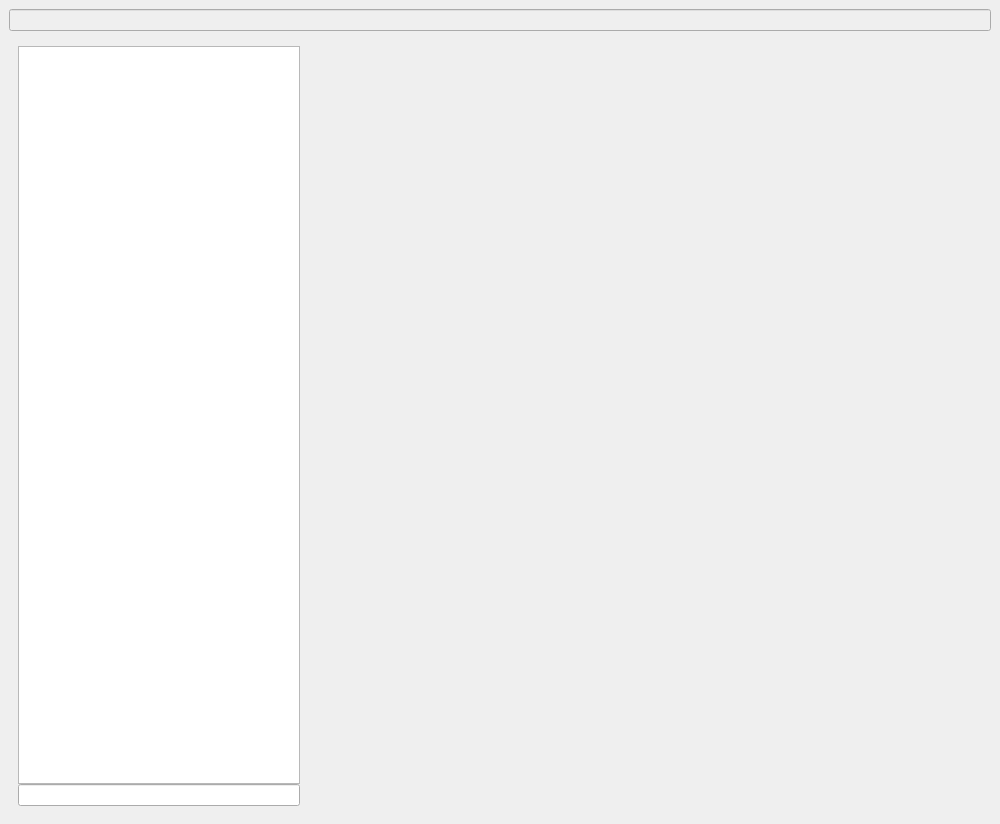
This is picks.ui in frans-fuerst/picks as Qt 5 draws it before an edit. The edited form follows.
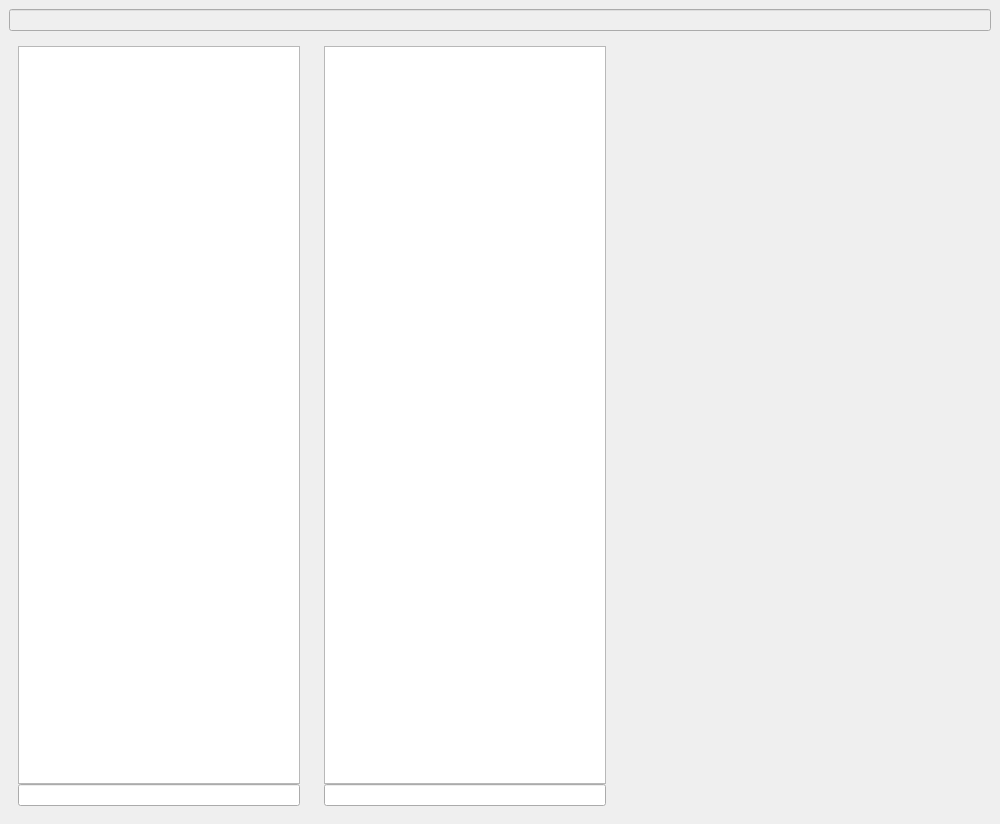
This is the edited form.

Commit message: tagging stubs

Diff of the .ui file:
```diff
--- a/picks.ui
+++ b/picks.ui
@@ -63,6 +63,37 @@
           </layout>
          </widget>
         </item>
+        <item>
+         <widget class="QWidget" name="frm_tags" native="true">
+          <property name="minimumSize">
+           <size>
+            <width>300</width>
+            <height>100</height>
+           </size>
+          </property>
+          <property name="maximumSize">
+           <size>
+            <width>300</width>
+            <height>16777215</height>
+           </size>
+          </property>
+          <layout class="QVBoxLayout" name="verticalLayout_3">
+           <property name="spacing">
+            <number>0</number>
+           </property>
+           <item>
+            <widget class="QListWidget" name="lst_files_2">
+             <property name="editTriggers">
+              <set>QAbstractItemView::NoEditTriggers</set>
+             </property>
+            </widget>
+           </item>
+           <item>
+            <widget class="QLineEdit" name="txt_new_tag"/>
+           </item>
+          </layout>
+         </widget>
+        </item>
         <item>
          <widget class="QLabel" name="lbl_viewer">
           <property name="sizePolicy">
```
The commit also changes 2 other files.
